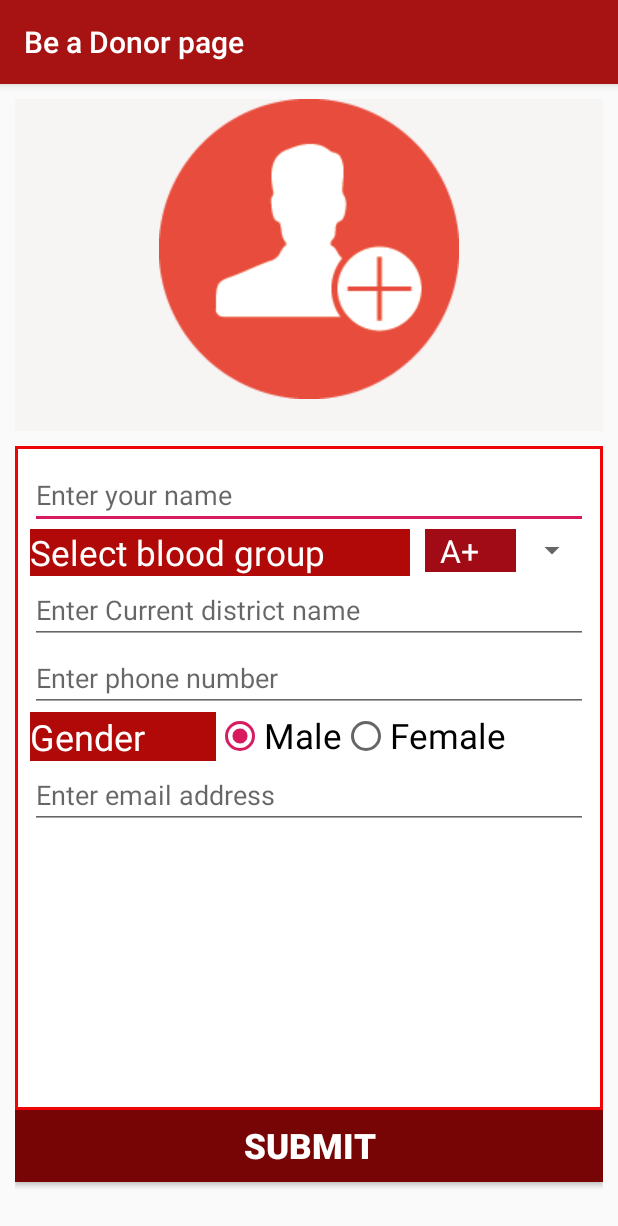
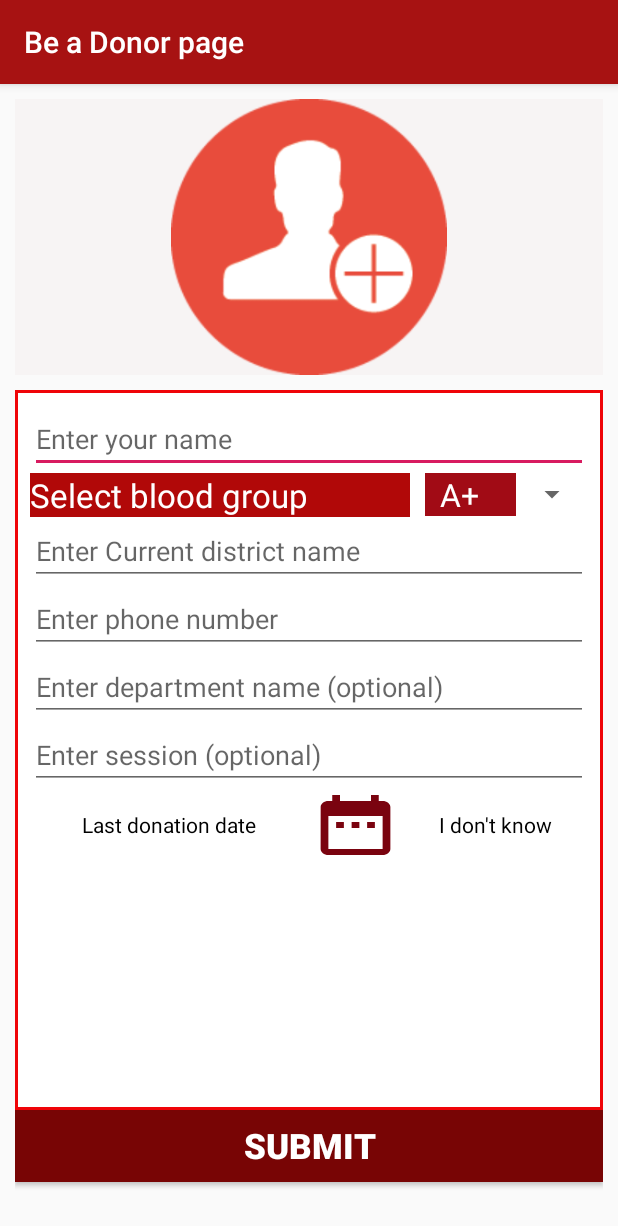
Before and after one commit to Rifatalmamun/BloodBankApps, an Android app: the BeDonorActivity screen opened directly, with no data from a screen before it, on a phone screen of 412 x 824 dp. Shown: the top 1226 px of the screen. Run offline under Robolectric (Android 15) with nearby library versions, the phone set to English and light mode, and no system bars; our stand-ins replace Firebase (no records; nobody signed in at launch, a user with empty details on screens opened directly).

Commit message:
add two optional options

```diff
--- a/app/src/main/java/com/example/rifat/bloodbankapps/BeDonorActivity.java
+++ b/app/src/main/java/com/example/rifat/bloodbankapps/BeDonorActivity.java
@@ -1,5 +1,6 @@
 package com.example.rifat.bloodbankapps;
 
+import android.app.DatePickerDialog;
 import android.content.Intent;
 import android.support.annotation.NonNull;
 import android.support.v7.app.AppCompatActivity;
@@ -8,10 +9,12 @@ import android.view.View;
 import android.widget.ArrayAdapter;
 import android.widget.AutoCompleteTextView;
 import android.widget.Button;
+import android.widget.DatePicker;
 import android.widget.EditText;
 import android.widget.RadioButton;
 import android.widget.RadioGroup;
 import android.widget.Spinner;
+import android.widget.TextView;
 import android.widget.Toast;
 
 import com.google.android.gms.common.internal.Objects;
@@ -27,7 +30,7 @@ public class BeDonorActivity extends AppCompatActivity implements View.OnClickLi
 
     private DatabaseReference databaseReference,databaseReference1; // for firebase
 
-    private EditText name,email,phoneNumber;
+    private EditText name,email,phoneNumber,department,session;
     private RadioGroup genderRadioGroup;
     private RadioButton selectButton;
     private Spinner selectBloodGroup;
@@ -35,6 +38,10 @@ public class BeDonorActivity extends AppCompatActivity implements View.OnClickLi
     private String[] bloodGroupArray;
     private String[] districtNameArray;
     private Button beDonorSubmitButton;
+    private Button datePickerButton;
+    private TextView lastDonationTextView,iDontKnowTextView;
+
+    private DatePickerDialog date_Picker_Dialog;
 
     Random r;
     public int min,max,output;
@@ -55,9 +62,14 @@ public class BeDonorActivity extends AppCompatActivity implements View.OnClickLi
         selectBloodGroup=(Spinner)findViewById(R.id.selectBloodGroup_id);
         districtName=(AutoCompleteTextView)findViewById(R.id.district_id);
         phoneNumber=(EditText)findViewById(R.id.phoneNumberEditText_id);
-        genderRadioGroup=(RadioGroup)findViewById(R.id.radioGroup_id);
-        email=(EditText)findViewById(R.id.emailEditText_id);
+        //genderRadioGroup=(RadioGroup)findViewById(R.id.radioGroup_id);
+        //email=(EditText)findViewById(R.id.emailEditText_id);
+        department=(EditText)findViewById(R.id.departmentEditText_id);
+        session=(EditText)findViewById(R.id.sessionEditText_id);
         beDonorSubmitButton=(Button)findViewById(R.id.beDonorSubmitButton_id);
+        datePickerButton=(Button)findViewById(R.id.datePicker_id);
+        lastDonationTextView=(TextView)findViewById(R.id.lastDonationDateTextView_id);
+        iDontKnowTextView=(TextView)findViewById(R.id.iDontKnowTextView_id);
 
         // Blood Group Spinner......................................................................
 
@@ -74,10 +86,17 @@ public class BeDonorActivity extends AppCompatActivity implements View.OnClickLi
 
         // set onclick listener...............................................................
         beDonorSubmitButton.setOnClickListener(this);
+        datePickerButton.setOnClickListener(this);
+        //iDontKnowTextView.setOnClickListener(this);
     }
 
     @Override
     public void onClick(View v) {
+        if(v.getId()==R.id.datePicker_id){
+            openDatePicker();
+            //Toast.makeText(getApplicationContext(), "clicked button", Toast.LENGTH_SHORT).show();
+        }
+
         if(v.getId()==R.id.beDonorSubmitButton_id){
 
 
@@ -97,18 +116,39 @@ public class BeDonorActivity extends AppCompatActivity implements View.OnClickLi
               random_number=Integer.toString(output);
             }
 
-            Toast.makeText(getApplicationContext(), "clicked!!"+random_number, Toast.LENGTH_SHORT).show();
+            //Toast.makeText(getApplicationContext(), "clicked!!"+random_number, Toast.LENGTH_SHORT).show();
 
             donorStoreInDatabase(random_number);
 
         }
     }
 
+    private void openDatePicker() {
 
+        DatePicker datePicker1=new DatePicker(this);
+        int currentDay = datePicker1.getDayOfMonth();
+        int currentMonth = (datePicker1.getMonth());
+        int currentYear = datePicker1.getYear();
 
+        date_Picker_Dialog=new DatePickerDialog(this,
 
+                new DatePickerDialog.OnDateSetListener() {
+                    @Override
+                    public void onDateSet(DatePicker view, int year, int month, int dayOfMonth) {
+                        String dayy=Integer.toString(dayOfMonth);
+                        String monthh=Integer.toString(month+1);
+                        String yearr=Integer.toString(year);
 
+                       /* currentDateDay.setText(dayy);
+                        currentDateMonth.setText(monthh);
+                        currentDateYear.setText(yearr);*/
 
+                        iDontKnowTextView.setText(dayy+"/"+monthh+"/"+yearr);
+                    }
+                },currentYear,currentMonth,currentDay);
+
+        date_Picker_Dialog.show();
+    }
 
 
     // Donor Store in Database.............................................................
@@ -120,8 +160,11 @@ public class BeDonorActivity extends AppCompatActivity implements View.OnClickLi
         String donorPhoneNumber=phoneNumber.getText().toString();
         String donorEmail=email.getText().toString();
         String donorGender="";
+        String donorDepartment=department.getText().toString();
+        String donorSession=session.getText().toString();
+        String donorLastDonationDate=iDontKnowTextView.getText().toString();
 
-        int selectableId=genderRadioGroup.getCheckedRadioButtonId();
+        /*int selectableId=genderRadioGroup.getCheckedRadioButtonId();
         selectButton=(RadioButton)findViewById(selectableId);
 
         if(genderRadioGroup.getCheckedRadioButtonId()==R.id.maleRadioButton_id){
@@ -129,7 +172,7 @@ public class BeDonorActivity extends AppCompatActivity implements View.OnClickLi
         }
         else if(genderRadioGroup.getCheckedRadioButtonId()==R.id.femaleRadioButton_id){
             donorGender="Female";
-        }
+        }*/
 
         //............validation all field.......................
         if(donorName.isEmpty()){
@@ -152,11 +195,11 @@ public class BeDonorActivity extends AppCompatActivity implements View.OnClickLi
             phoneNumber.requestFocus();
             return;
         }
-        if(donorEmail.isEmpty()){
+       /* if(donorEmail.isEmpty()){
             email.setError("please enter email address!");
             email.requestFocus();
             return;
-        }
+        }*/
 
         int check=checkDistrictName(donorDistrict);
 
@@ -169,7 +212,7 @@ public class BeDonorActivity extends AppCompatActivity implements View.OnClickLi
             String key=databaseReference.push().getKey();
 
 
-            DonorClass donorClass = new DonorClass(rn,key,donorName,donorBloodGroup,donorPhoneNumber,donorEmail,donorDistrict,donorGender);
+            DonorClass donorClass = new DonorClass(rn,key,donorName,donorBloodGroup,donorPhoneNumber,donorDistrict,donorDepartment,donorSession,donorLastDonationDate);
             DonorIdClass donorIdClass=new DonorIdClass(rn,key,donorPhoneNumber);
 
             databaseReference.child(donorBloodGroup).child(donorDistrict).push().setValue(donorClass);
--- /dev/null
+++ b/app/src/main/res/drawable/ic_date_range_black_24dp.xml
@@ -0,0 +1,5 @@
+<vector android:height="24dp" android:tint="#7A030F"
+    android:viewportHeight="24.0" android:viewportWidth="24.0"
+    android:width="24dp" xmlns:android="http://schemas.android.com/apk/res/android">
+    <path android:fillColor="#FF000000" android:pathData="M9,11L7,11v2h2v-2zM13,11h-2v2h2v-2zM17,11h-2v2h2v-2zM19,4h-1L18,2h-2v2L8,4L8,2L6,2v2L5,4c-1.11,0 -1.99,0.9 -1.99,2L3,20c0,1.1 0.89,2 2,2h14c1.1,0 2,-0.9 2,-2L21,6c0,-1.1 -0.9,-2 -2,-2zM19,20L5,20L5,9h14v11z"/>
+</vector>
--- a/app/src/main/res/layout/activity_be_donor.xml
+++ b/app/src/main/res/layout/activity_be_donor.xml
@@ -15,7 +15,7 @@
         android:layout_height="0dp"
         android:layout_marginBottom="10dp"
         android:background="#f7f4f4"
-        android:layout_weight="3">
+        android:layout_weight="2.5">
 
         <ImageView
             android:layout_width="match_parent"
@@ -25,14 +25,14 @@
 
     </LinearLayout>
 
-
     <LinearLayout
         android:layout_width="match_parent"
         android:layout_height="0dp"
-        android:layout_weight="6"
+        android:layout_weight="6.5"
         android:background="@drawable/pageborder"
         android:orientation="vertical"
         android:padding="10dp">
+
 
         <EditText
             android:id="@+id/nameEditText_id"
@@ -55,7 +55,7 @@
                 android:background="#b10808"
                 android:text="Select blood group"
                 android:textColor="#ffffff"
-                android:textSize="23sp" />
+                android:textSize="22sp" />
 
             <Spinner
                 android:id="@+id/selectBloodGroup_id"
@@ -88,51 +88,50 @@
             android:inputType="phone"
             android:textColor="#000000"/>
 
+        <EditText
+            android:id="@+id/departmentEditText_id"
+            android:layout_width="match_parent"
+            android:layout_height="wrap_content"
+            android:hint="Enter department name (optional)"
+            android:textColor="#000000"/>
+        <EditText
+            android:id="@+id/sessionEditText_id"
+            android:layout_width="match_parent"
+            android:layout_height="wrap_content"
+            android:hint="Enter session (optional)"
+            android:textColor="#000000"/>
         <LinearLayout
             android:layout_width="match_parent"
             android:layout_height="wrap_content"
             android:weightSum="3">
 
             <TextView
+                android:id="@+id/lastDonationDateTextView_id"
                 android:layout_width="0dp"
-                android:layout_height="wrap_content"
+                android:layout_weight="1.5"
+                android:layout_height="match_parent"
+                android:text="Last donation date"
+                android:textAlignment="center"
+                android:gravity="center_vertical"
+                android:textColor="#000000" />
+            <Button
+                android:id="@+id/datePicker_id"
+                android:layout_width="0dp"
+                android:layout_weight="0.5"
+                android:layout_height="match_parent"
+                android:background="@drawable/ic_date_range_black_24dp"/>
+            <TextView
+                android:id="@+id/iDontKnowTextView_id"
+                android:layout_width="0dp"
                 android:layout_weight="1"
-                android:background="#b10808"
-                android:text="Gender"
-                android:textColor="#ffffff"
-                android:textSize="24sp" />
+                android:layout_height="match_parent"
+                android:text="I don't know"
+                android:textAlignment="center"
+                android:gravity="center_vertical"
+                android:textColor="#000000"/>
 
-            <RadioGroup
-                android:id="@+id/radioGroup_id"
-                android:layout_width="0dp"
-                android:layout_height="wrap_content"
-                android:layout_weight="2"
-                android:orientation="horizontal">
 
-                <RadioButton
-                    android:id="@+id/maleRadioButton_id"
-                    android:layout_width="wrap_content"
-                    android:layout_height="wrap_content"
-                    android:text="Male"
-                    android:checked="true"
-                    android:textSize="23sp" />
-
-                <RadioButton
-                    android:id="@+id/femaleRadioButton_id"
-                    android:layout_width="wrap_content"
-                    android:layout_height="wrap_content"
-                    android:text="Female"
-                    android:textSize="23sp" />
-
-            </RadioGroup>
         </LinearLayout>
-
-        <EditText
-            android:id="@+id/emailEditText_id"
-            android:layout_width="match_parent"
-            android:layout_height="wrap_content"
-            android:hint="Enter email address"
-            android:textColor="#000000"/>
 
 
     </LinearLayout>
@@ -140,7 +139,7 @@
     <LinearLayout
         android:layout_width="match_parent"
         android:layout_height="0dp"
-        android:layout_weight="1">
+        android:layout_weight=".8">
 
         <Button
             android:id="@+id/beDonorSubmitButton_id"
@@ -154,4 +153,6 @@
     </LinearLayout>
 
 
+
+
 </LinearLayout>
```
Also changed, not shown: app/src/main/java/com/example/rifat/bloodbankapps/DonorClass.java (+30 -20 lines), app/src/main/java/com/example/rifat/bloodbankapps/SingleCustomAdapter.java (+20 -4 lines), app/src/main/res/layout/single_result_sample_layout.xml (+24 -10 lines).
